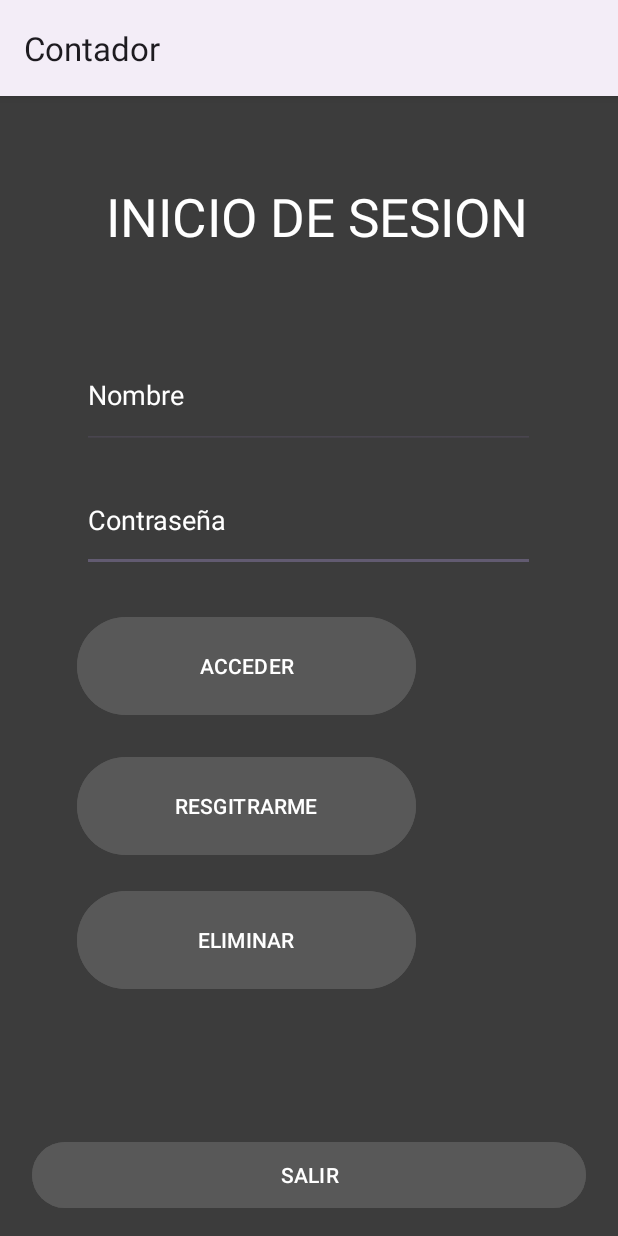
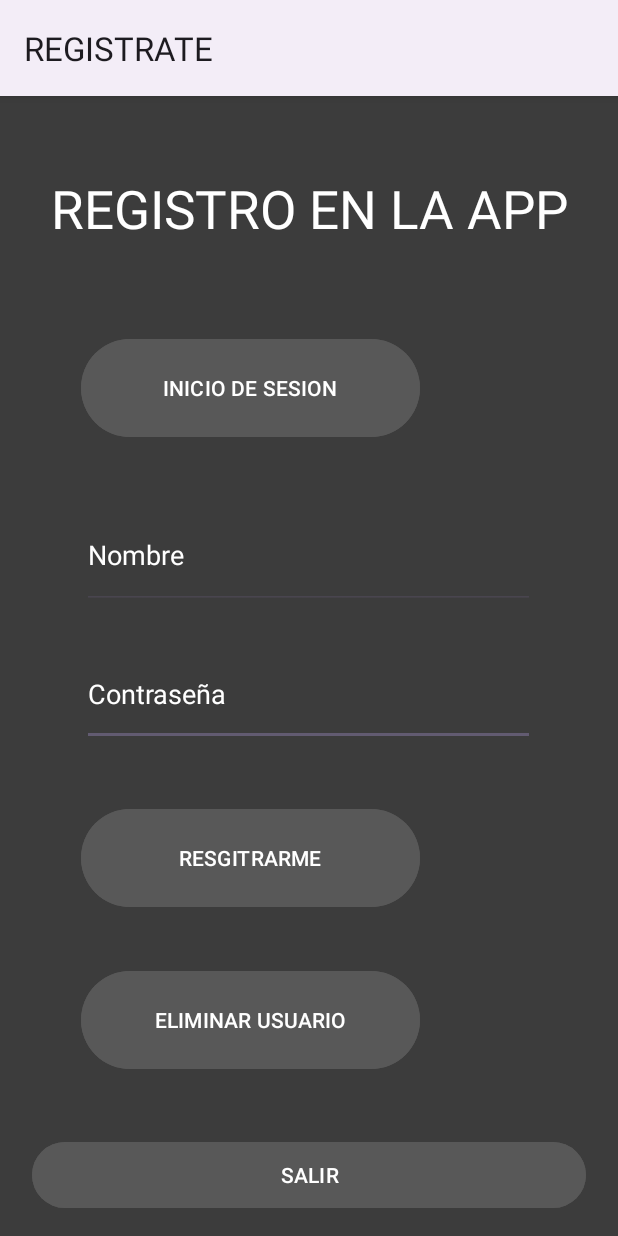
Before and after one commit to AlvaroNistalGuerrero/Contador, an Android app: the screen it shows after launch (Login), on a phone screen of 412 x 824 dp. Run offline under Robolectric (Android 15) with nearby library versions, the phone set to English and light mode, and no system bars.

Commit message:
Pantalla de incio de sesion y registro ademas de funcionalidad en el acceso (08/12/2023)

```diff
--- a/app/src/main/java/com/example/contador/EstructuraBBDD.java
+++ b/app/src/main/java/com/example/contador/EstructuraBBDD.java
@@ -5,6 +5,8 @@ import android.database.sqlite.SQLiteDatabase;
 import android.database.sqlite.SQLiteOpenHelper;
 
 import androidx.annotation.Nullable;
+
+import java.math.BigInteger;
 
 public class EstructuraBBDD { //extends SQLiteOpenHelper {
 
@@ -18,6 +20,8 @@ public class EstructuraBBDD { //extends SQLiteOpenHelper {
 
     public static final String COLUMN_USER = "Usuario";
     public static final String COLUMN_PASSWORD = "Contraseña";
+
+   // public static final String COLUMN_PROGRESS = "Progreso";
 
     /*
     Especificaciones generales
--- a/app/src/main/java/com/example/contador/Login.java
+++ b/app/src/main/java/com/example/contador/Login.java
@@ -48,14 +48,13 @@ public class Login extends AppCompatActivity {
             long newRowId = bbdd.insert(EstructuraBBDD.TABLE_USERS,null ,values);
 
             //para mostar un mensaje Toast por consola y verificar que esta bien insertado el dato
-            Toast.makeText(getApplicationContext(), "Registro guardado con exito el registro : " + newRowId ,Toast.LENGTH_LONG).show();
+            Toast.makeText(getApplicationContext(), "Registro guardado con exito : " + newRowId ,Toast.LENGTH_LONG).show();
 
         });
-        botonAcceder.setOnClickListener(new View.OnClickListener() {
-            @Override
-            public void onClick(View view) {
+        botonAcceder.setOnClickListener(view -> {
+            Intent intent = new Intent(getApplicationContext(), InicioDeSesion.class);
+            startActivity(intent);
 
-            }
         });
         botonEliminar.setOnClickListener(view -> {
 
@@ -84,16 +83,16 @@ public class Login extends AppCompatActivity {
     /*
     Metodo para registrar los datos
      */
-    public void Guardar(View v){
-//        SharedPreferences p = getSharedPreferences("datos", Context.MODE_PRIVATE); //Vamos a editar el archivo "datos"
+    //        SharedPreferences p = getSharedPreferences("datos", Context.MODE_PRIVATE); //Vamos a editar el archivo "datos"
 //        SharedPreferences.Editor editor = p.edit();
 //        editor.putString("name", ed1.getText().toString());
 //        editor.putString("password", ed2.getText().toString());
 //        editor.commit();    //Confirmo que quiero guardar los datos escritos por el usuario
-
-        Intent intent = new Intent(this, PantallaInicio.class);
-        startActivity(intent);
-    }
+//    public void IrInicioDeSesion(View v){
+//        Intent intent = new Intent(this, InicioDeSesion.class);
+//        startActivity(intent);
+//
+//    }
 ////    public void crearDB(View v){
 ////        HelperBD helperBD = new HelperBD(Login.this);
 ////        SQLiteDatabase db = helperBD.getWritableDatabase();
--- a/app/src/main/res/layout/activity_login.xml
+++ b/app/src/main/res/layout/activity_login.xml
@@ -5,27 +5,26 @@
     android:layout_width="match_parent"
     android:layout_height="match_parent"
     android:background="#3c3c3c"
-    tools:context="      "
+    tools:context=".Login"
     tools:layout_editor_absoluteX="0dp"
     tools:layout_editor_absoluteY="2dp">
+
 
     <EditText
         android:id="@+id/editContraseña"
         android:layout_width="302dp"
         android:layout_height="69dp"
         android:ems="10"
-        android:onClick="onClick"
         android:hint="Contraseña"
         android:inputType="textPassword"
         android:textColor="@color/white"
         android:textColorHint="@color/white"
         app:layout_constraintBottom_toBottomOf="parent"
         app:layout_constraintEnd_toEndOf="@+id/editNombre"
-        app:layout_constraintHorizontal_bias="0.467"
+        app:layout_constraintHorizontal_bias="0.0"
         app:layout_constraintStart_toStartOf="@+id/editNombre"
         app:layout_constraintTop_toTopOf="parent"
-        app:layout_constraintVertical_bias="0.359" />
-
+        app:layout_constraintVertical_bias="0.527" />
 
     <EditText
         android:id="@+id/editNombre"
@@ -41,48 +40,46 @@
         app:layout_constraintHorizontal_bias="0.495"
         app:layout_constraintStart_toStartOf="parent"
         app:layout_constraintTop_toTopOf="parent"
-        app:layout_constraintVertical_bias="0.238" />
+        app:layout_constraintVertical_bias="0.393" />
 
     <Button
         android:id="@+id/register"
         android:layout_width="226dp"
         android:layout_height="73dp"
         android:backgroundTint="#585858"
-        android:onClick="Guardar"
         android:text="RESGITRARME"
         app:layout_constraintBottom_toBottomOf="parent"
         app:layout_constraintEnd_toEndOf="@+id/elminar"
         app:layout_constraintHorizontal_bias="0.0"
         app:layout_constraintStart_toStartOf="@+id/elminar"
         app:layout_constraintTop_toTopOf="parent"
-        app:layout_constraintVertical_bias="0.636" />
+        app:layout_constraintVertical_bias="0.686" />
 
     <Button
         android:id="@+id/acceder"
         android:layout_width="226dp"
         android:layout_height="73dp"
         android:backgroundTint="#585858"
-        android:onClick="Guardar"
-        android:text="ACCEDER"
+        android:text="INICIO DE SESION"
         app:layout_constraintBottom_toBottomOf="parent"
         app:layout_constraintEnd_toEndOf="@+id/register"
         app:layout_constraintHorizontal_bias="0.0"
         app:layout_constraintStart_toStartOf="@+id/register"
-        app:layout_constraintTop_toTopOf="parent" />
+        app:layout_constraintTop_toTopOf="parent"
+        app:layout_constraintVertical_bias="0.23" />
 
     <Button
         android:id="@+id/elminar"
         android:layout_width="226dp"
         android:layout_height="73dp"
         android:backgroundTint="#585858"
-        android:onClick="Guardar"
-        android:text="ELIMINAR"
+        android:text="ELIMINAR USUARIO"
         app:layout_constraintBottom_toBottomOf="parent"
         app:layout_constraintEnd_toEndOf="parent"
-        app:layout_constraintHorizontal_bias="0.275"
+        app:layout_constraintHorizontal_bias="0.291"
         app:layout_constraintStart_toStartOf="parent"
         app:layout_constraintTop_toTopOf="parent"
-        app:layout_constraintVertical_bias="0.766" />
+        app:layout_constraintVertical_bias="0.844" />
 
     <Button
         android:id="@+id/salir"
@@ -100,17 +97,16 @@
 
     <TextView
         android:id="@+id/textView2"
-        android:layout_width="315dp"
-        android:layout_height="77dp"
+        android:layout_width="379dp"
+        android:layout_height="57dp"
         android:gravity="center"
-        android:text="INICIO DE SESION"
+        android:text="REGISTRO EN LA APP"
         android:textColor="@color/white"
         android:textSize="35dp"
         app:layout_constraintBottom_toBottomOf="parent"
         app:layout_constraintEnd_toEndOf="parent"
-        app:layout_constraintHorizontal_bias="0.562"
         app:layout_constraintStart_toStartOf="parent"
         app:layout_constraintTop_toTopOf="parent"
-        app:layout_constraintVertical_bias="0.062" />
+        app:layout_constraintVertical_bias="0.066" />
 
 </androidx.constraintlayout.widget.ConstraintLayout>
```
Also changed, not shown: app/src/main/AndroidManifest.xml (+13 -5 lines), app/src/main/java/com/example/contador/HelperBBDD.java (+23 -0 lines), app/src/main/java/com/example/contador/InicioDeSesion.java (added, +52 -0 lines), app/src/main/res/layout/activity_iniciodesesion.xml (added, +85 -0 lines).
